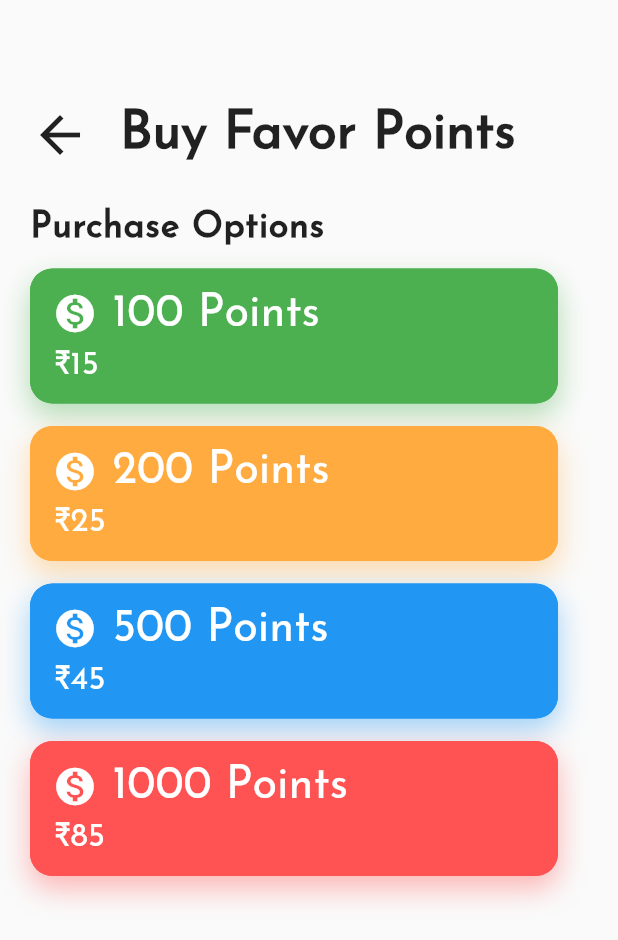
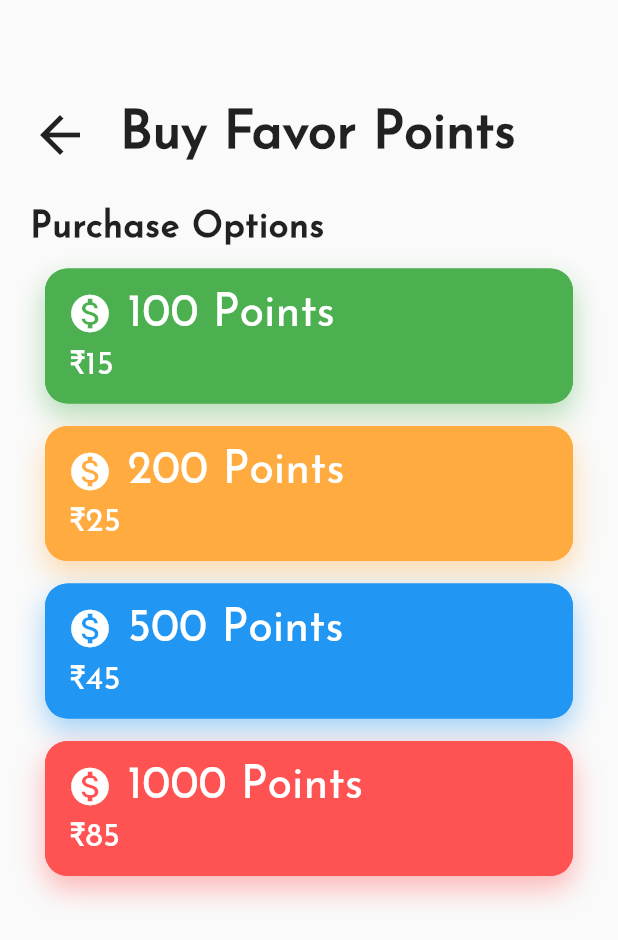
Before and after one commit to NamanShergill/favent, a Flutter app: the buypoints screen opened by its route, on a phone screen of 412 x 824 dp. Shown: the top 940 px of the screen. Run offline on Flutter 3.47's test engine with Material 2 defaults, Android fonts, the phone set to English and light mode, and no system bars; our stand-ins replace bubble_bottom_bar.

Commit message:
Centered the cards in the IAP page

```diff
--- a/lib/pages/inapp_purchases/iap_favent.dart
+++ b/lib/pages/inapp_purchases/iap_favent.dart
@@ -69,12 +69,17 @@ class _buypointsState extends State<buypoints> {
                     letterSpacing: 0.4
                 ),
               ),
-              Column(
+              Row(
+                mainAxisAlignment: MainAxisAlignment.center,
                 children: <Widget>[
-                  colorCard('100 Points', '₹15','', context, Colors.green),
-                  colorCard('200 Points', '₹25','', context, Colors.orangeAccent),
-                  colorCard('500 Points', '₹45', '' , context, Colors.blue),
-                  colorCard('1000 Points', '₹85','', context, Colors.redAccent),
+                  Column(
+                    children: <Widget>[
+                      colorCard('100 Points', '₹15','', context, Colors.green),
+                      colorCard('200 Points', '₹25','', context, Colors.orangeAccent),
+                      colorCard('500 Points', '₹45', '' , context, Colors.blue),
+                      colorCard('1000 Points', '₹85','', context, Colors.redAccent),
+                    ],
+                  ),
                 ],
               ),
             ],
@@ -89,7 +94,7 @@ Widget colorCard(
     String amount, String price, String link, BuildContext context, Color color) {
   final _media = MediaQuery.of(context).size;
   return Container(
-    constraints: BoxConstraints(minHeight: 90),
+    constraints: BoxConstraints(minHeight: 90, minWidth: 250),
     margin: EdgeInsets.only(top: 15),
     height: screenAwareSize(70, context),
     width: _media.width - 60,
```
